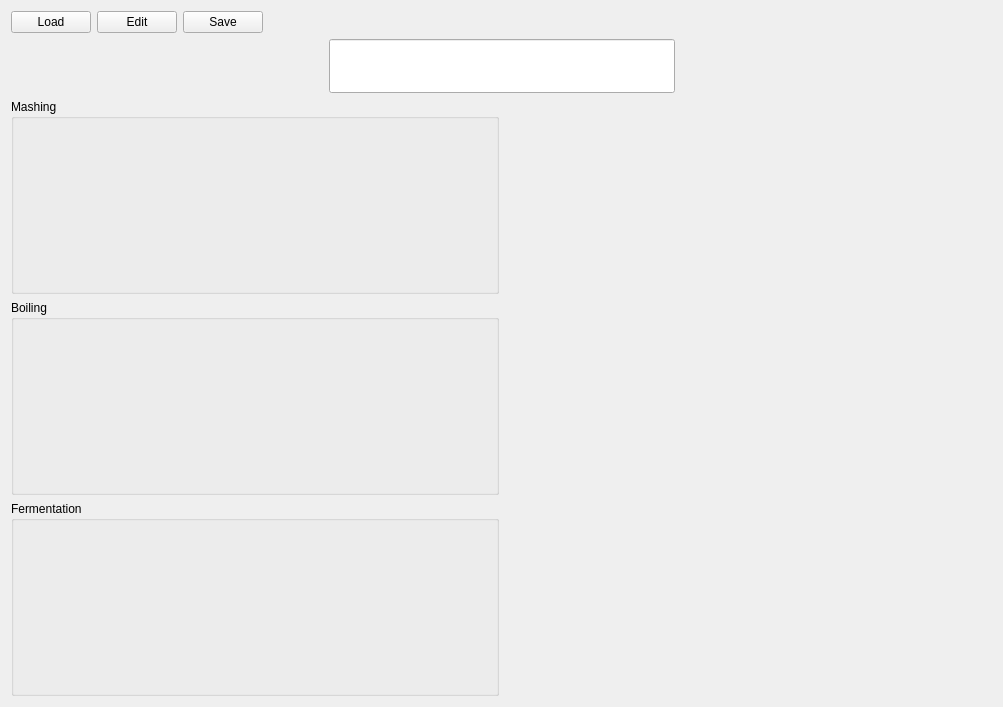
First picture: the form in src/app/central_widget.ui, repository Brasserie-De-Toulbroch/druid, before the edit.
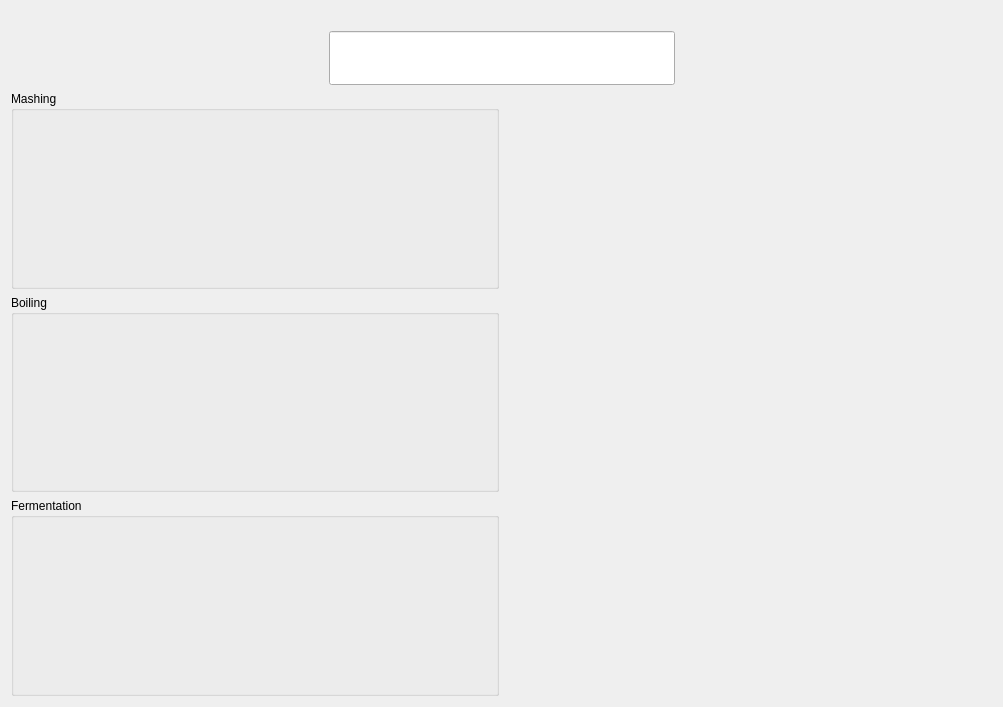
Second picture: the form after the edit.

Diff of the .ui file:
```diff
--- a/src/app/central_widget.ui
+++ b/src/app/central_widget.ui
@@ -66,27 +66,6 @@
      <property name="topMargin">
       <number>0</number>
      </property>
-     <item>
-      <widget class="QPushButton" name="pushButton_2">
-       <property name="text">
-        <string>Load</string>
-       </property>
-      </widget>
-     </item>
-     <item>
-      <widget class="QPushButton" name="pushButton_6">
-       <property name="text">
-        <string>Edit</string>
-       </property>
-      </widget>
-     </item>
-     <item>
-      <widget class="QPushButton" name="pushButton">
-       <property name="text">
-        <string>Save</string>
-       </property>
-      </widget>
-     </item>
      <item>
       <spacer name="horizontalSpacer_2">
        <property name="orientation">
```
Left out of the diff: 2 changed lines with no effect on the pictures.
